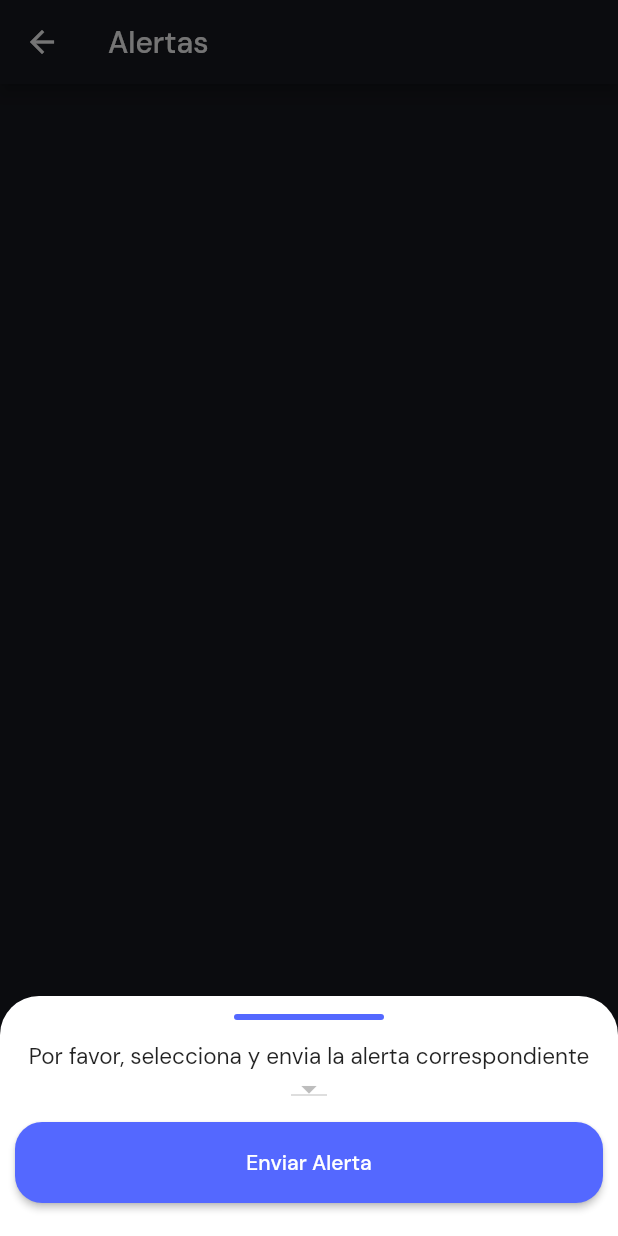
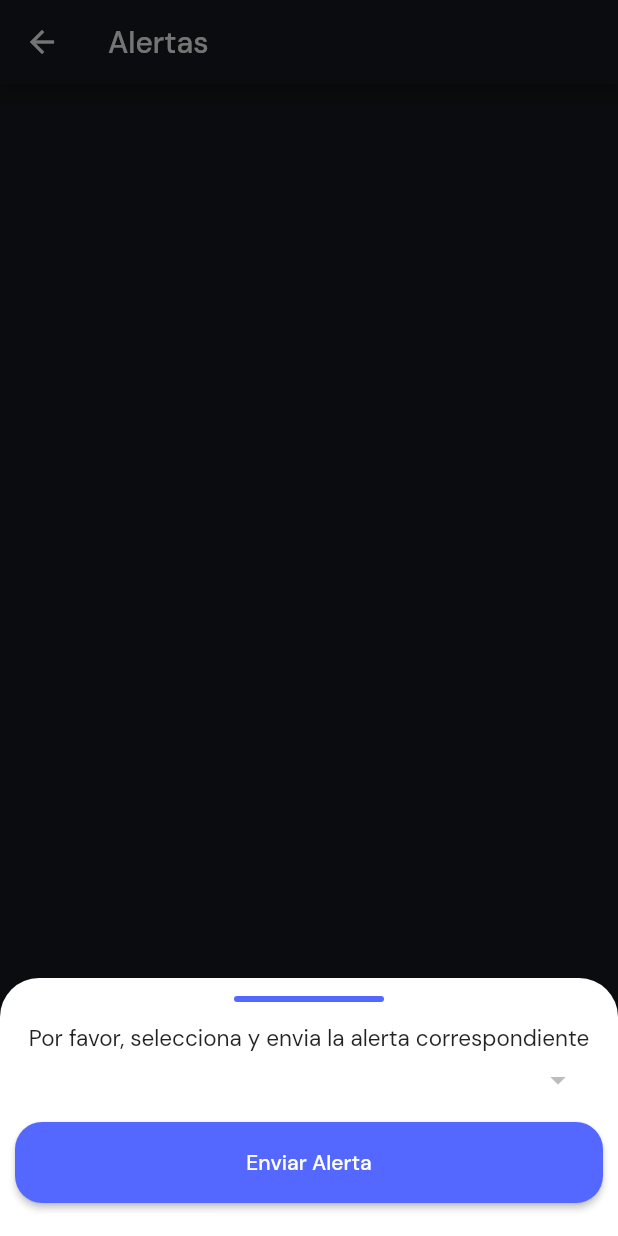
Before and after one commit to cparragatorres/flutter_codigo5_alerta, a Flutter app: the AlertPage screen opened directly, after a tap on the "add" icon, on a phone screen of 412 x 824 dp. Run offline on Flutter 3.47's test engine with Material 2 defaults, Android fonts, the phone set to English and light mode, and no system bars; our stand-ins replace flutter_native_image, flutter_svg, google_fonts, image_picker, shared_preferences; missing offline and left inert: mime_type; accounts and stored records are empty; network calls fail; statements that could not run were skipped.

Commit message:
Alerts 3.0

```diff
--- a/lib/pages/alert_page.dart
+++ b/lib/pages/alert_page.dart
@@ -38,6 +38,8 @@ class _AlertPageState extends State<AlertPage> {
       builder: (BuildContext context) {
         return AlertModalWidget(
           typeAlerts: typeAlerts,
+          onSelected: (int? value){
+          },
         );
       },
     );
--- a/lib/ui/widgets/alert_modal_widget.dart
+++ b/lib/ui/widgets/alert_modal_widget.dart
@@ -1,4 +1,3 @@
-
 import 'package:flutter/material.dart';
 import 'package:flutter_codigo5_alerta/models/alert_model.dart';
 import 'package:flutter_codigo5_alerta/ui/general/colors.dart';
@@ -6,13 +5,18 @@ import 'package:flutter_codigo5_alerta/ui/widgets/button_normal_widget.dart';
 
 class AlertModalWidget extends StatefulWidget {
   List<TipoIncidente> typeAlerts;
-  AlertModalWidget({required this.typeAlerts});
+  Function(int?) onSelected;
+
+  AlertModalWidget({
+    required this.typeAlerts,
+    required this.onSelected,
+  });
+
   @override
   State<AlertModalWidget> createState() => _AlertModalWidgetState();
 }
 
 class _AlertModalWidgetState extends State<AlertModalWidget> {
-
   int typeAlertValue = 0;
 
   @override
@@ -21,8 +25,6 @@ class _AlertModalWidgetState extends State<AlertModalWidget> {
     super.initState();
     typeAlertValue = widget.typeAlerts.first.id;
   }
-
-
 
   @override
   Widget build(BuildContext context) {
@@ -57,8 +59,16 @@ class _AlertModalWidgetState extends State<AlertModalWidget> {
               fontSize: 15.0,
             ),
           ),
-          DropdownButton(
+          Container(
+            margin: const EdgeInsets.symmetric(horizontal: 10.0, vertical: 6.0),
+            padding: const EdgeInsets.symmetric(horizontal: 8.0),
+            decoration: BoxDecoration(
+              color: Colors.white,
+            ),
+            child: DropdownButtonHideUnderline(
+              child: DropdownButton(
                 value: typeAlertValue,
+                isExpanded: true,
                 items: widget.typeAlerts
                     .map(
                       (e) => DropdownMenuItem(
@@ -72,8 +82,11 @@ class _AlertModalWidgetState extends State<AlertModalWidget> {
                 onChanged: (int? value) {
                   typeAlertValue = value!;
                   print(typeAlertValue);
-              setState((){});
+                  setState(() {});
                 },
+                // onChanged: widget.onSelected,
+              ),
+            ),
           ),
           const SizedBox(
             height: 10.0,
```
Lines whose indentation alone changed are shown as unchanged.
